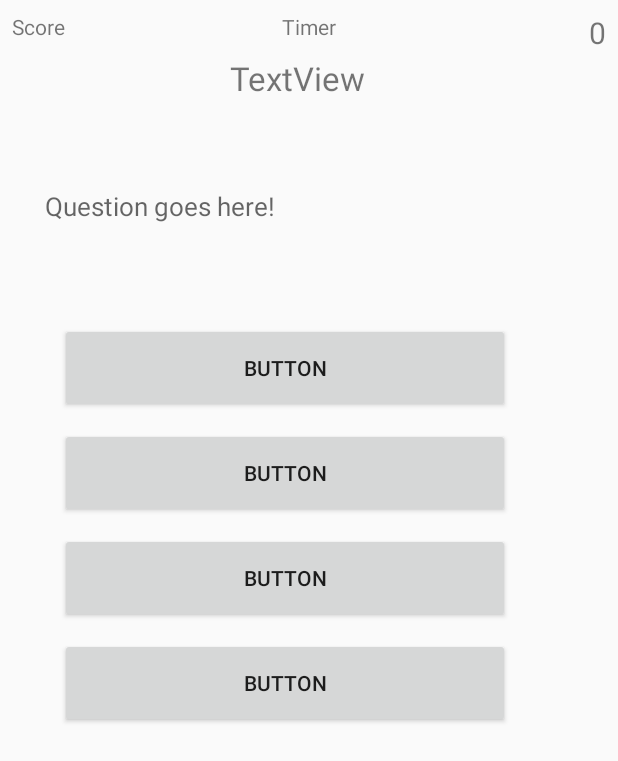
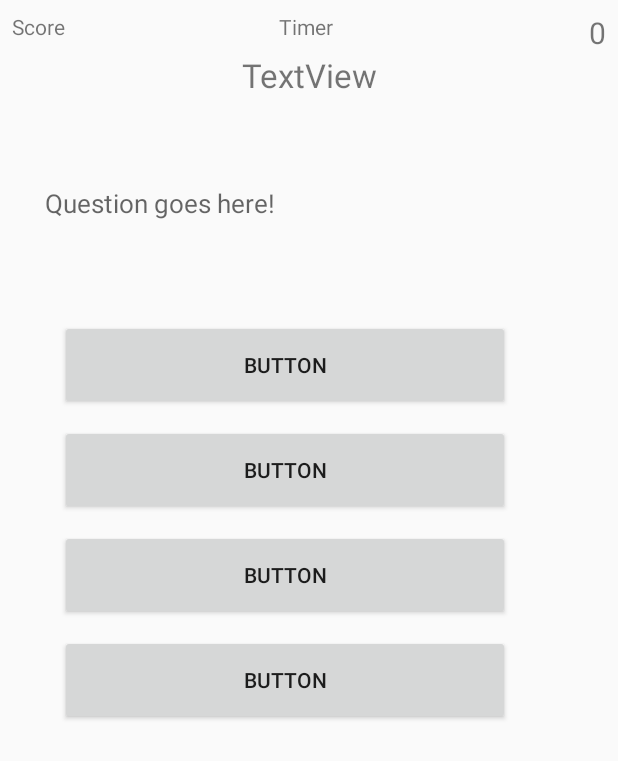
Before and after one commit to Tampa2017/team-4, an Android app: the layout activity_game.xml on its own in the app's theme, with its tools: preview values and no code run, on a phone screen of 412 x 824 dp. Shown: the top 761 px of the screen. Run offline under Robolectric (Android 15) with nearby library versions, the phone set to English and light mode, and no system bars.

Commit message:
restructured layout

```diff
--- a/Team4Good/app/src/main/res/layout/activity_game.xml
+++ b/Team4Good/app/src/main/res/layout/activity_game.xml
@@ -25,10 +25,9 @@
 
         <TextView
             android:id="@+id/textView5"
-            android:layout_width="wrap_content"
-            android:layout_height="wrap_content"
+            android:layout_width="40dp"
+            android:layout_height="20dp"
             android:text="Timer"
-            android:layout_alignParentTop="true"
             android:layout_centerHorizontal="true" />
 
         <TextView
@@ -36,11 +35,11 @@
             android:layout_width="140dp"
             android:layout_height="40dp"
             android:text="TextView"
-            android:layout_marginTop="10dp"
             android:layout_marginLeft="120dp"
             android:textAlignment="center"
             android:textSize="22dp"
-            android:layout_below="@+id/textView5" />
+            android:layout_below="@+id/score"
+            android:layout_centerHorizontal="true" />
 
     </RelativeLayout>
 
```
Also changed, not shown: 1 other file.
